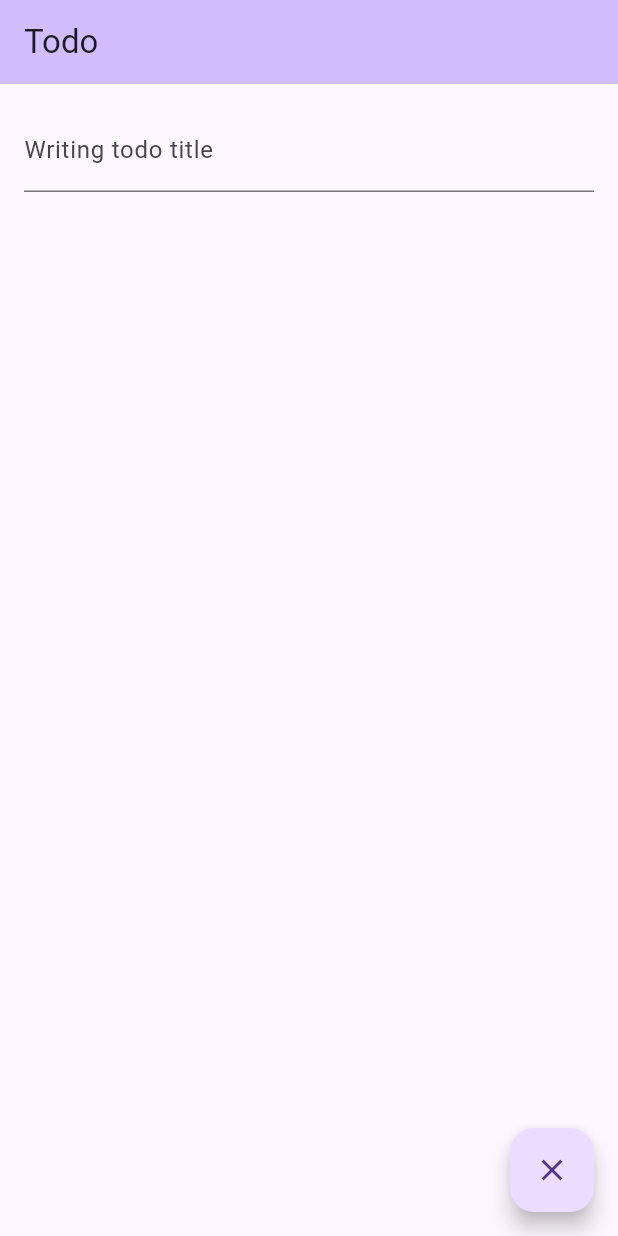
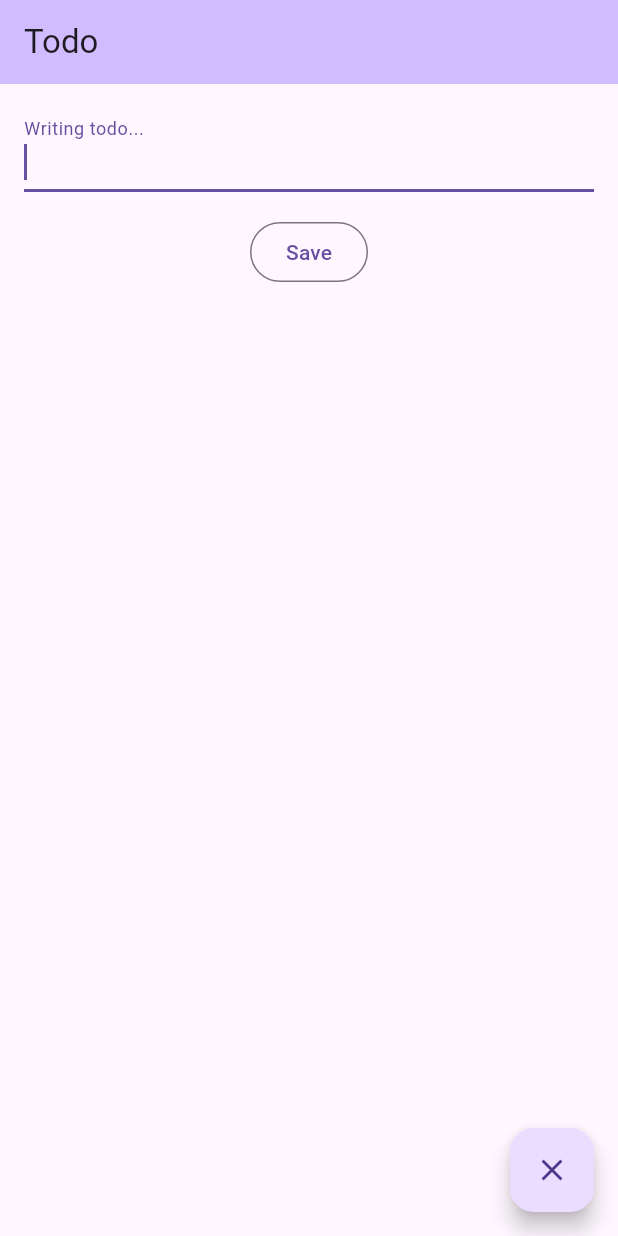
Before and after one commit to nattton/flutter_todos, a Flutter app: the screen it shows after launch, after a tap on the "add" icon, on a phone screen of 412 x 824 dp. Run offline on Flutter 3.47's test engine with Material 3 defaults, Android fonts, the phone set to English and light mode, and no system bars; our stand-ins replace bloc, equatable, flutter_bloc, freezed_annotation; generated files the repository leaves out were written again.

Commit message:
Enables editing of existing Todo items
Adds functionality to edit existing Todo items.
Clicking on a Todo item now opens it in the
TodoAddingView for editing. Updates the text
field label in both English and Spanish.
Renames _Add event to _Save to reflect editing
and adding functionality.

```diff
--- a/lib/l10n/arb/app_en.arb
+++ b/lib/l10n/arb/app_en.arb
@@ -4,5 +4,5 @@
     "@todoAppBarTitle": {
         "description": "Text shown in the AppBar of the Todo Page"
     },
-    "todoAddingViewTextFieldLabel" : "Writing todo title"
+    "todoAddingViewTextFieldLabel" : "Writing todo..."
 }
--- a/lib/l10n/arb/app_es.arb
+++ b/lib/l10n/arb/app_es.arb
@@ -4,5 +4,5 @@
     "@todoAppBarTitle": {
         "description": "Text shown in the AppBar of the Todo Page"
     },
-    "todoAddingViewTextFieldLabel" : "Writing todo title"
+    "todoAddingViewTextFieldLabel" : "Writing todo..."
 }
--- a/lib/todo/bloc/todo_page_event.dart
+++ b/lib/todo/bloc/todo_page_event.dart
@@ -4,9 +4,11 @@ part of 'todo_page_bloc.dart';
 sealed class TodoPageEvent with _$TodoPageEvent {
   const factory TodoPageEvent.adding() = _Adding;
 
+  const factory TodoPageEvent.editing({required TodoItem item}) = _Editing;
+
   const factory TodoPageEvent.listing() = _Listing;
 
-  const factory TodoPageEvent.add({required TodoItem item}) = _Add;
+  const factory TodoPageEvent.save({required TodoItem item}) = _Save;
 
   const factory TodoPageEvent.remove({required String id}) = _Remove;
 
--- a/lib/todo/bloc/todo_page_state.dart
+++ b/lib/todo/bloc/todo_page_state.dart
@@ -1,11 +1,12 @@
 part of 'todo_page_bloc.dart';
 
-enum TodoPageStatus { listing, adding }
+enum TodoPageStatus { listing, adding, editing }
 
 @freezed
 abstract class TodoPageState with _$TodoPageState {
   const factory TodoPageState({
     @Default(TodoPageStatus.listing) TodoPageStatus status,
     @Default([]) List<TodoItem> items,
+    TodoItem? editingItem,
   }) = _TodoState;
 }
--- a/lib/todo/view/todo_page.dart
+++ b/lib/todo/view/todo_page.dart
@@ -30,7 +30,11 @@ class TodoView extends StatelessWidget {
       body: BlocBuilder<TodoPageBloc, TodoPageState>(
         builder: (context, state) {
           if (todoPageStatus == TodoPageStatus.adding) {
-            return const TodoAddingView();
+            return const TodoAddingView(item: null);
+          }
+
+          if (todoPageStatus == TodoPageStatus.editing) {
+            return TodoAddingView(item: state.editingItem);
           }
 
           final todoItems = state.items;
@@ -46,7 +50,8 @@ class TodoView extends StatelessWidget {
                     );
                   },
                 ),
-                title: Text(
+                title: InkWell(
+                  child: Text(
                     item.title,
                     style: item.completed
                         ? const TextStyle(
@@ -54,6 +59,12 @@ class TodoView extends StatelessWidget {
                             color: Colors.grey,
                           )
                         : null,
+                  ),
+                  onTap: () {
+                    context.read<TodoPageBloc>().add(
+                      TodoPageEvent.editing(item: item),
+                    );
+                  },
                 ),
                 trailing: IconButton(
                   icon: const Icon(Icons.delete),
@@ -97,35 +108,59 @@ class TodoView extends StatelessWidget {
 }
 
 class TodoAddingView extends StatefulWidget {
-  const TodoAddingView({super.key});
+  const TodoAddingView({required this.item, super.key});
+
+  final TodoItem? item;
 
   @override
   State<TodoAddingView> createState() => _TodoAddingViewState();
 }
 
 class _TodoAddingViewState extends State<TodoAddingView> {
+  final _textController = TextEditingController();
+
   @override
   Widget build(BuildContext context) {
+    if (widget.item != null) {
+      _textController.text = widget.item!.title;
+    }
     return Padding(
       padding: const EdgeInsets.all(16),
       child: Column(
+        spacing: 16,
         children: [
           TextField(
+            controller: _textController,
+            autofocus: true,
+            textInputAction: TextInputAction.done,
             decoration: InputDecoration(
               labelText: context.l10n.todoAddingViewTextFieldLabel,
             ),
             onSubmitted: (value) {
               if (value.isNotEmpty) {
                 final newItem = TodoItem(
-                  id: '',
+                  id: widget.item?.id ?? '',
                   title: value,
-                  completed: false,
                 );
                 context.read<TodoPageBloc>().add(
-                  TodoPageEvent.add(item: newItem),
+                  TodoPageEvent.save(item: newItem),
                 );
               }
             },
+          ),
+          OutlinedButton(
+            onPressed: () {
+              if (_textController.text.isNotEmpty) {
+                final newItem = TodoItem(
+                  id: widget.item?.id ?? '',
+                  title: _textController.text,
+                );
+                context.read<TodoPageBloc>().add(
+                  TodoPageEvent.save(item: newItem),
+                );
+              }
+            },
+            child: const Text('Save'),
           ),
         ],
       ),
```
Also changed, not shown: lib/todo/bloc/todo_page_bloc.dart (+30 -3 lines), lib/todo/bloc/todo_page_bloc.freezed.dart. Lines whose indentation alone changed are shown as unchanged.
